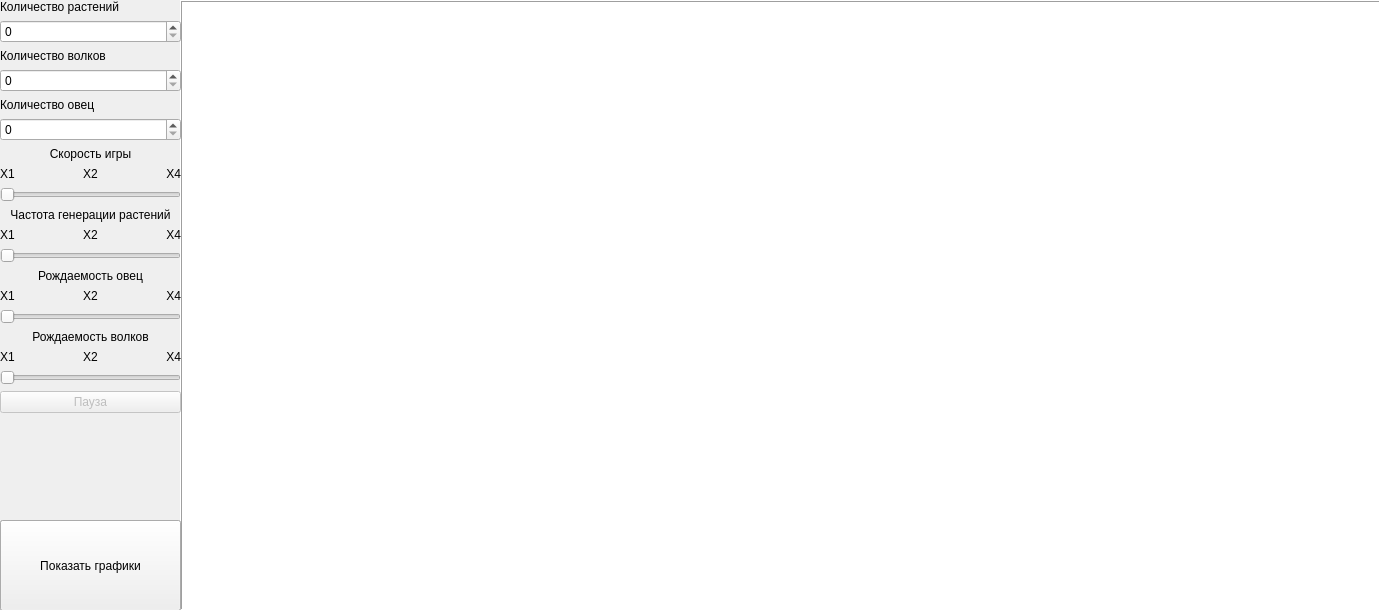
Before: the Qt Designer form mainwindow.ui in zinovvv/summer_practice_2024, drawn with Qt 5.
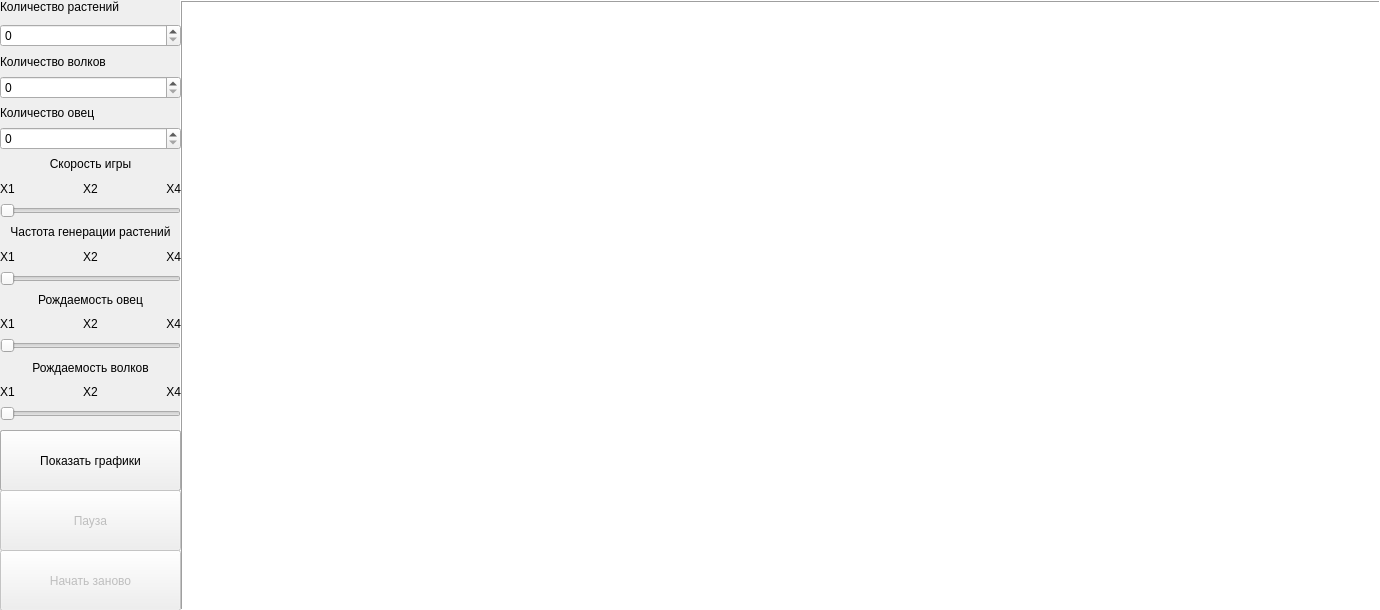
After: the same form once the commit is applied. Icons and pictures are not drawn.

```diff
--- a/mainwindow.ui
+++ b/mainwindow.ui
@@ -120,26 +120,17 @@
       <x>0</x>
       <y>0</y>
       <width>181</width>
-      <height>521</height>
+      <height>421</height>
      </rect>
     </property>
-    <layout class="QFormLayout" name="formLayout">
+    <layout class="QVBoxLayout" name="verticalLayout">
+     <property name="spacing">
+      <number>4</number>
+     </property>
      <property name="sizeConstraint">
-      <enum>QLayout::SetDefaultConstraint</enum>
+      <enum>QLayout::SetMinimumSize</enum>
      </property>
-     <property name="fieldGrowthPolicy">
-      <enum>QFormLayout::AllNonFixedFieldsGrow</enum>
-     </property>
-     <property name="rowWrapPolicy">
-      <enum>QFormLayout::WrapAllRows</enum>
-     </property>
-     <property name="labelAlignment">
-      <set>Qt::AlignLeading|Qt::AlignLeft|Qt::AlignTop</set>
-     </property>
-     <property name="formAlignment">
-      <set>Qt::AlignLeading|Qt::AlignLeft|Qt::AlignTop</set>
-     </property>
-     <item row="0" column="0">
+     <item>
       <widget class="QLabel" name="label">
        <property name="sizePolicy">
         <sizepolicy hsizetype="Preferred" vsizetype="Preferred">
@@ -170,14 +161,14 @@
        </property>
       </widget>
      </item>
-     <item row="0" column="1">
+     <item>
       <widget class="QSpinBox" name="plantsspinBox">
        <property name="maximum">
         <number>1000</number>
        </property>
       </widget>
      </item>
-     <item row="1" column="0">
+     <item>
       <widget class="QLabel" name="label_2">
        <property name="autoFillBackground">
         <bool>false</bool>
@@ -193,7 +184,7 @@
        </property>
       </widget>
      </item>
-     <item row="1" column="1">
+     <item>
       <widget class="QSpinBox" name="wolfsspinBox">
        <property name="minimumSize">
         <size>
@@ -206,7 +197,7 @@
        </property>
       </widget>
      </item>
-     <item row="2" column="0">
+     <item>
       <widget class="QLabel" name="label_3">
        <property name="autoFillBackground">
         <bool>false</bool>
@@ -219,14 +210,14 @@
        </property>
       </widget>
      </item>
-     <item row="2" column="1">
+     <item>
       <widget class="QSpinBox" name="sheepsspinBox">
        <property name="maximum">
         <number>1000</number>
        </property>
       </widget>
      </item>
-     <item row="3" column="1">
+     <item>
       <widget class="QLabel" name="label_4">
        <property name="text">
         <string>Скорость игры</string>
@@ -236,7 +227,7 @@
        </property>
       </widget>
      </item>
-     <item row="4" column="1">
+     <item>
       <layout class="QHBoxLayout" name="horizontalLayout" stretch="0,0,0">
        <property name="spacing">
         <number>6</number>
@@ -270,7 +261,7 @@
        </item>
       </layout>
      </item>
-     <item row="5" column="1">
+     <item>
       <widget class="QSlider" name="gameSpeedSlider">
        <property name="minimum">
         <number>1</number>
@@ -283,7 +274,7 @@
        </property>
       </widget>
      </item>
-     <item row="6" column="1">
+     <item>
       <widget class="QLabel" name="label_8">
        <property name="text">
         <string>Частота генерации растений</string>
@@ -293,7 +284,7 @@
        </property>
       </widget>
      </item>
-     <item row="7" column="1">
+     <item>
       <layout class="QHBoxLayout" name="horizontalLayout_2" stretch="0,0,0">
        <property name="spacing">
         <number>6</number>
@@ -327,7 +318,7 @@
        </item>
       </layout>
      </item>
-     <item row="9" column="0" colspan="2">
+     <item>
       <widget class="QSlider" name="plantSpeedSlider">
        <property name="minimum">
         <number>1</number>
@@ -340,7 +331,7 @@
        </property>
       </widget>
      </item>
-     <item row="10" column="0" colspan="2">
+     <item>
       <widget class="QLabel" name="label_12">
        <property name="text">
         <string>Рождаемость овец</string>
@@ -350,7 +341,7 @@
        </property>
       </widget>
      </item>
-     <item row="12" column="0" colspan="2">
+     <item>
       <layout class="QHBoxLayout" name="horizontalLayout_3" stretch="0,0,0">
        <property name="spacing">
         <number>6</number>
@@ -384,8 +375,8 @@
        </item>
       </layout>
      </item>
-     <item row="13" column="0" colspan="2">
-      <widget class="QSlider" name="gameSpeedSlider_2">
+     <item>
+      <widget class="QSlider" name="sheepBirthRateSlider">
        <property name="minimum">
         <number>1</number>
        </property>
@@ -397,7 +388,7 @@
        </property>
       </widget>
      </item>
-     <item row="14" column="0" colspan="2">
+     <item>
       <widget class="QLabel" name="label_16">
        <property name="text">
         <string>Рождаемость волков</string>
@@ -407,7 +398,7 @@
        </property>
       </widget>
      </item>
-     <item row="16" column="0" colspan="2">
+     <item>
       <layout class="QHBoxLayout" name="horizontalLayout_4" stretch="0,0,0">
        <property name="spacing">
         <number>6</number>
@@ -441,8 +432,8 @@
        </item>
       </layout>
      </item>
-     <item row="17" column="0" colspan="2">
-      <widget class="QSlider" name="gameSpeedSlider_3">
+     <item>
+      <widget class="QSlider" name="wolfBirthRateSlider">
        <property name="minimum">
         <number>1</number>
        </property>
@@ -454,31 +445,15 @@
        </property>
       </widget>
      </item>
-     <item row="18" column="0" colspan="2">
-      <widget class="QPushButton" name="pauseButton">
-       <property name="enabled">
-        <bool>false</bool>
-       </property>
-       <property name="sizePolicy">
-        <sizepolicy hsizetype="Minimum" vsizetype="Fixed">
-         <horstretch>0</horstretch>
-         <verstretch>0</verstretch>
-        </sizepolicy>
-       </property>
-       <property name="text">
-        <string>Пауза</string>
-       </property>
-      </widget>
-     </item>
     </layout>
    </widget>
    <widget class="QPushButton" name="startButton">
     <property name="geometry">
      <rect>
       <x>0</x>
-      <y>520</y>
+      <y>430</y>
       <width>181</width>
-      <height>91</height>
+      <height>61</height>
      </rect>
     </property>
     <property name="sizePolicy">
@@ -507,15 +482,53 @@
     <property name="geometry">
      <rect>
       <x>0</x>
-      <y>520</y>
+      <y>430</y>
       <width>181</width>
-      <height>91</height>
+      <height>61</height>
      </rect>
     </property>
     <property name="text">
      <string>Показать графики</string>
     </property>
    </widget>
+   <widget class="QPushButton" name="pauseButton">
+    <property name="enabled">
+     <bool>false</bool>
+    </property>
+    <property name="geometry">
+     <rect>
+      <x>0</x>
+      <y>490</y>
+      <width>181</width>
+      <height>61</height>
+     </rect>
+    </property>
+    <property name="sizePolicy">
+     <sizepolicy hsizetype="Minimum" vsizetype="Fixed">
+      <horstretch>0</horstretch>
+      <verstretch>0</verstretch>
+     </sizepolicy>
+    </property>
+    <property name="text">
+     <string>Пауза</string>
+    </property>
+   </widget>
+   <widget class="QPushButton" name="restartButton">
+    <property name="enabled">
+     <bool>false</bool>
+    </property>
+    <property name="geometry">
+     <rect>
+      <x>0</x>
+      <y>550</y>
+      <width>181</width>
+      <height>61</height>
+     </rect>
+    </property>
+    <property name="text">
+     <string>Начать заново</string>
+    </property>
+   </widget>
   </widget>
  </widget>
  <resources/>
```
